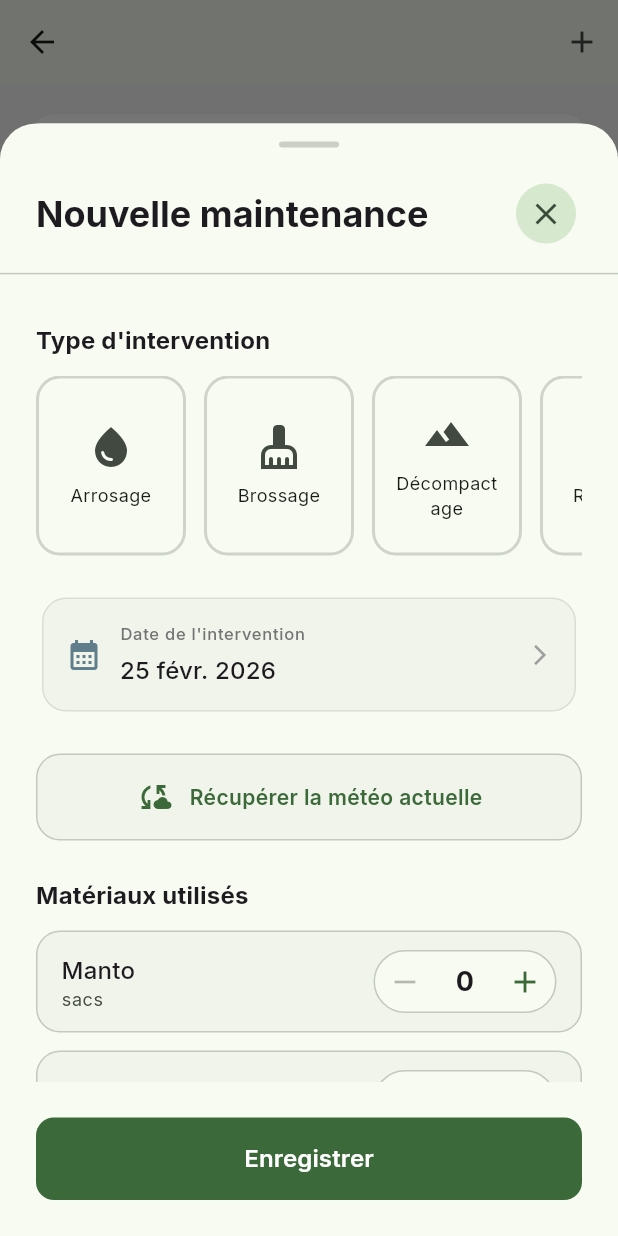
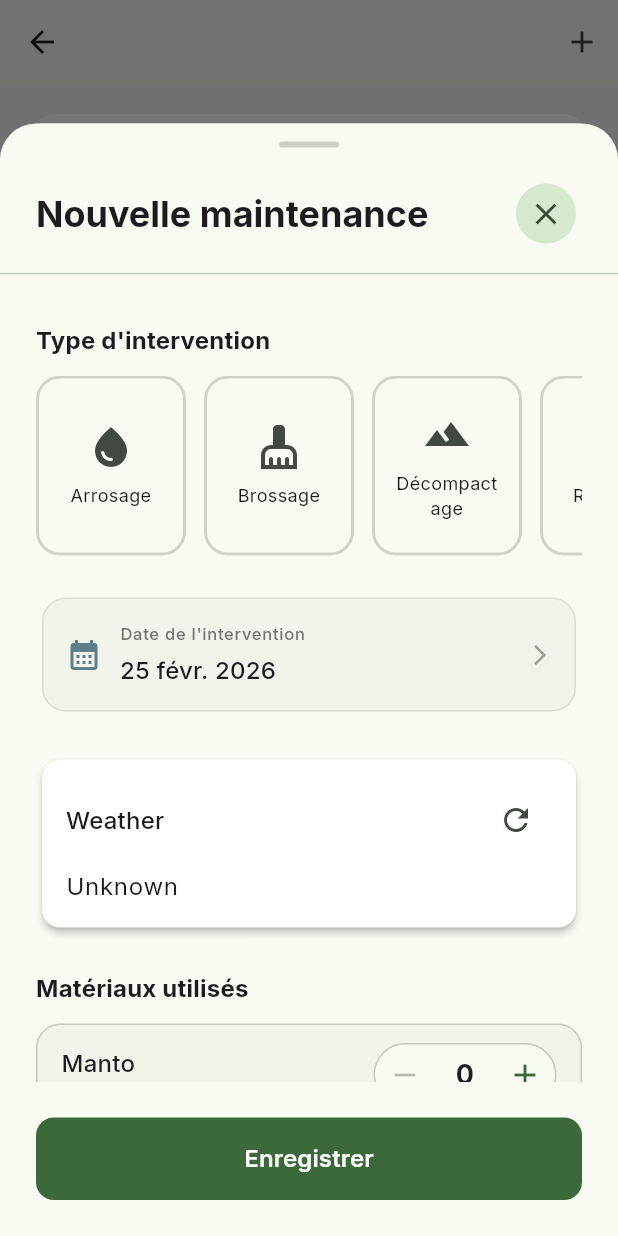
Before and after one commit to Simokes/tenniscourtcare, a Flutter app: the TerrainMaintenanceHistoryScreen screen opened directly with empty values, after a tap on the "add" icon, on a phone screen of 412 x 824 dp. Run offline on Flutter 3.47's test engine with Material 3 defaults, Android fonts, the phone set to English and light mode, and no system bars; drawn by our look-alikes of fl_chart; our stand-ins replace cloud_firestore, cloud_functions, connectivity_plus, drift, firebase_auth, firebase_core and 10 more; missing offline and left inert: cryptography, dart:html, dart_jsonwebtoken; accounts and stored records are empty; generated files the repository leaves out were written again.

```diff
--- a/lib/core/router/app_router.dart
+++ b/lib/core/router/app_router.dart
@@ -6,8 +6,8 @@ import '../../presentation/pages/auth/login_page.dart';
 import '../../presentation/pages/auth/admin_setup_page.dart';
 import '../../presentation/pages/admin/admin_dashboard_page.dart';
 import '../../presentation/pages/error/access_denied_page.dart';
-import '../../features/home/presentation/screens/home_screen.dart';
-import '../../features/inventory/presentation/screens/stock_history_screen.dart';
+import '../../presentation/screens/home_screen.dart';
+import '../../presentation/screens/stock_history_screen.dart';
 import '../../features/inventory/presentation/screens/stock_screen.dart';
 import '../../features/weather/presentation/screens/weather_screen.dart';
 import '../../presentation/screens/maintenance_screen.dart';
--- /dev/null
+++ b/lib/infrastructure/weather/weather_service.dart
@@ -0,0 +1,82 @@
+// filepath: lib/infrastructure/weather/weather_service.dart
+
+import '../../domain/entities/weather_snapshot.dart';
+import '../../domain/entities/daily_forecast.dart';
+
+/// Weather context for terrain-specific weather data
+class WeatherContext {
+  final String terrainId;
+  final String? weatherCondition;
+  final double? temperature;
+  final double? humidity;
+  final int? windSpeed;
+
+  WeatherContext({
+    required this.terrainId,
+    this.weatherCondition,
+    this.temperature,
+    this.humidity,
+    this.windSpeed,
+  });
+
+  factory WeatherContext.empty(String terrainId) {
+    return WeatherContext(
+      terrainId: terrainId,
+      weatherCondition: null,
+      temperature: null,
+      humidity: null,
+      windSpeed: null,
+    );
+  }
+
+  // Compatibility getters for existing code
+  WeatherSnapshot get snapshot => WeatherSnapshot(
+        temperature: temperature ?? 0.0,
+        precipitation: 0.0,
+        humidity: (humidity ?? 0).toInt(),
+        windSpeed: (windSpeed ?? 0).toDouble(),
+        weatherCode: 0,
+      );
+
+  double get precipitationLast24h => 0.0;
+
+  List<DailyForecast> get dailyForecasts => [];
+}
+
+/// Service for fetching and managing weather data
+abstract class WeatherService {
+  /// Get weather for a specific terrain
+  Future<WeatherContext> getWeatherForTerrain(String terrainId);
+
+  /// Get current weather conditions
+  Future<String?> getCurrentCondition(String terrainId);
+
+  /// Check if weather is suitable for play
+  Future<bool> isSuitableForPlay(String terrainId);
+
+  /// Legacy fetch method for compatibility
+  Future<WeatherContext> fetch({required double latitude, required double longitude});
+}
+
+/// Mock implementation of WeatherService
+class MockWeatherService implements WeatherService {
+  @override
+  Future<WeatherContext> getWeatherForTerrain(String terrainId) async {
+    return WeatherContext.empty(terrainId);
+  }
+
+  @override
+  Future<String?> getCurrentCondition(String terrainId) async {
+    return 'Sunny';
+  }
+
+  @override
+  Future<bool> isSuitableForPlay(String terrainId) async {
+    return true;
+  }
+
+  @override
+  Future<WeatherContext> fetch({required double latitude, required double longitude}) async {
+    return getWeatherForTerrain('club_location');
+  }
+}
--- a/lib/presentation/widgets/add_maintenance_sheet.dart
+++ b/lib/presentation/widgets/add_maintenance_sheet.dart
@@ -9,7 +9,8 @@ import '../providers/weather_for_club_provider.dart';
 import '../providers/app_settings_provider.dart';
 import 'maintenance_type_selector.dart';
 import 'quantity_selector.dart';
-import '../../features/weather/presentation/widgets/weather_card.dart';
+import 'weather_card.dart';
+import '../../infrastructure/weather/weather_service.dart';
 import 'premium/premium_card.dart';
 import 'premium/premium_button.dart';
 import 'dart:io';
@@ -44,7 +45,6 @@ class _AddMaintenanceSheetState extends ConsumerState<AddMaintenanceSheet> {
   late int _sacsSilice;
   String? _imagePath;
   WeatherSnapshot? _weather;
-  double? _precip24h;
   bool? _frozen;
   bool? _unplayable;
 
@@ -110,9 +110,15 @@ class _AddMaintenanceSheetState extends ConsumerState<AddMaintenanceSheet> {
 
     try {
       final computed = await ref.read(weatherForClubProvider(widget.terrain.type).future);
+      final ctx = computed.context;
       setState(() {
-        _weather = computed.context.snapshot;
-        _precip24h = computed.context.precipitationLast24h;
+        _weather = WeatherSnapshot(
+          temperature: ctx.temperature ?? 0.0,
+          precipitation: 0.0,
+          humidity: (ctx.humidity ?? 0.0).toInt(),
+          windSpeed: (ctx.windSpeed ?? 0).toDouble(),
+          weatherCode: 0,
+        );
         _frozen = computed.frozen;
         _unplayable = computed.unplayable;
       });
@@ -315,18 +321,18 @@ class _AddMaintenanceSheetState extends ConsumerState<AddMaintenanceSheet> {
                         // Weather Section
                         if (_weather == null)
                           WeatherCard(
-                            weather: null,
-                            precip24h: null,
-                            frozen: null,
-                            unplayable: null,
+                            weatherContext: WeatherContext.empty('temp'),
                             onRefresh: _loadWeather,
                           )
                         else
                           WeatherCard(
-                            weather: _weather,
-                            precip24h: _precip24h,
-                            frozen: _frozen,
-                            unplayable: _unplayable,
+                            weatherContext: WeatherContext(
+                              terrainId: 'temp',
+                              temperature: _weather!.temperature,
+                              humidity: _weather!.humidity.toDouble(),
+                              windSpeed: _weather!.windSpeed.toInt(),
+                              weatherCondition: 'Unknown',
+                            ),
                             onRefresh: _loadWeather,
                           ),
 
--- /dev/null
+++ b/lib/presentation/widgets/weather_card.dart
@@ -0,0 +1,64 @@
+// filepath: lib/presentation/widgets/weather_card.dart
+
+import 'package:flutter/material.dart';
+import '../../infrastructure/weather/weather_service.dart';
+
+/// Widget to display weather information for a terrain
+class WeatherCard extends StatelessWidget {
+  final WeatherContext weatherContext;
+  final VoidCallback? onRefresh;
+
+  const WeatherCard({
+    Key? key,
+    required this.weatherContext,
+    this.onRefresh,
+  }) : super(key: key);
+
+  @override
+  Widget build(BuildContext context) {
+    return Card(
+      child: Padding(
+        padding: const EdgeInsets.all(16.0),
+        child: Column(
+          crossAxisAlignment: CrossAxisAlignment.start,
+          children: [
+            Row(
+              mainAxisAlignment: MainAxisAlignment.spaceBetween,
+              children: [
+                Text(
+                  'Weather',
+                  style: Theme.of(context).textTheme.titleMedium,
+                ),
+                if (onRefresh != null)
+                  IconButton(
+                    icon: const Icon(Icons.refresh),
+                    onPressed: onRefresh,
+                  ),
+              ],
+            ),
+            const SizedBox(height: 8),
+            Text(
+              weatherContext.weatherCondition ?? 'Unknown',
+              style: Theme.of(context).textTheme.bodyLarge,
+            ),
+            if (weatherContext.temperature != null)
+              Text(
+                'Temperature: ${weatherContext.temperature}°C',
+                style: Theme.of(context).textTheme.bodyMedium,
+              ),
+            if (weatherContext.humidity != null)
+              Text(
+                'Humidity: ${weatherContext.humidity}%',
+                style: Theme.of(context).textTheme.bodyMedium,
+              ),
+            if (weatherContext.windSpeed != null)
+              Text(
+                'Wind: ${weatherContext.windSpeed} km/h',
+                style: Theme.of(context).textTheme.bodyMedium,
+              ),
+          ],
+        ),
+      ),
+    );
+  }
+}
```
Also changed, not shown: lib/presentation/providers/refill_recommendation_provider.dart (+8 -7 lines), lib/presentation/providers/weather_for_club_provider.dart (+9 -5 lines), lib/presentation/providers/weather_providers.dart (+10 -6 lines), lib/presentation/screens/home_screen.dart (added, +17 -0 lines), lib/presentation/screens/stock_history_screen.dart (added, +17 -0 lines), pubspec.lock.
